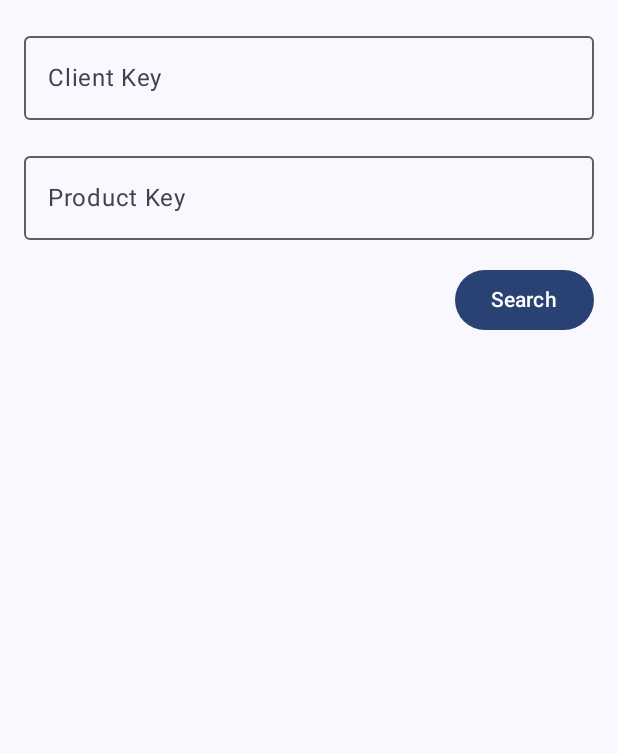
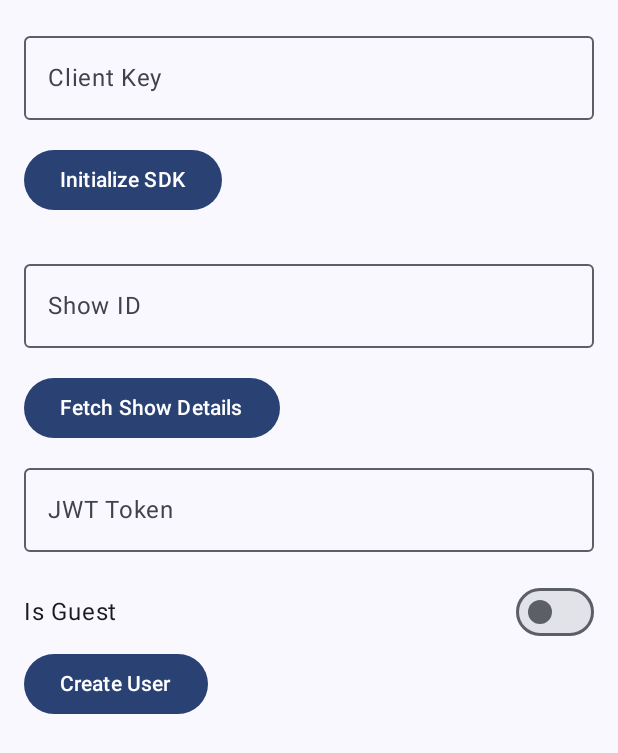
Before and after one commit to TalkShopLive/android-sdk, an Android app built with Jetpack Compose: the screen it shows after launch (MainActivity), on a phone screen of 412 x 824 dp. Shown: the top 753 px of the screen. Run offline under Robolectric (Android 15) with nearby library versions, the phone set to English and light mode, and no system bars.

Commit message:
AND-11 Chat initialization, bug fixes, 0.1.5-alpha release

```diff
--- a/app/src/main/java/live/talkshop/testapp/MainActivity.kt
+++ b/app/src/main/java/live/talkshop/testapp/MainActivity.kt
@@ -4,25 +4,11 @@ import android.content.Context
 import android.os.Bundle
 import androidx.activity.ComponentActivity
 import androidx.activity.compose.setContent
-import androidx.compose.foundation.layout.Column
-import androidx.compose.foundation.layout.Spacer
-import androidx.compose.foundation.layout.fillMaxSize
-import androidx.compose.foundation.layout.fillMaxWidth
-import androidx.compose.foundation.layout.height
-import androidx.compose.foundation.layout.padding
+import androidx.compose.foundation.layout.*
 import androidx.compose.foundation.rememberScrollState
 import androidx.compose.foundation.verticalScroll
-import androidx.compose.material3.Button
-import androidx.compose.material3.ExperimentalMaterial3Api
-import androidx.compose.material3.MaterialTheme
-import androidx.compose.material3.OutlinedTextField
-import androidx.compose.material3.Surface
-import androidx.compose.material3.Text
-import androidx.compose.runtime.Composable
-import androidx.compose.runtime.getValue
-import androidx.compose.runtime.mutableStateOf
-import androidx.compose.runtime.remember
-import androidx.compose.runtime.setValue
+import androidx.compose.material3.*
+import androidx.compose.runtime.*
 import androidx.compose.ui.Alignment
 import androidx.compose.ui.Modifier
 import androidx.compose.ui.graphics.Color
@@ -32,7 +18,7 @@ import kotlinx.coroutines.Dispatchers
 import kotlinx.coroutines.launch
 import live.talkshop.sdk.core.authentication.TalkShopLive
 import live.talkshop.sdk.core.show.Show
-import live.talkshop.sdk.core.show.models.ShowObject
+import live.talkshop.sdk.core.show.models.ShowModel
 import live.talkshop.testapp.ui.theme.TestAppTheme
 
 class MainActivity : ComponentActivity() {
@@ -40,114 +26,177 @@ class MainActivity : ComponentActivity() {
         super.onCreate(savedInstanceState)
         setContent {
             TestAppTheme {
-                // A surface container using the 'background' color from the theme
                 Surface(
                     modifier = Modifier.fillMaxSize(),
                     color = MaterialTheme.colorScheme.background
                 ) {
-                    ShowDetailsScreen(this)
+                    MainScreen(this)
                 }
             }
         }
     }
 }
 
-@OptIn(ExperimentalMaterial3Api::class)
 @Composable
-fun ShowDetailsScreen(applicationContext: Context) {
-    var productKey by remember { mutableStateOf("") }
-    var clientKey by remember { mutableStateOf("") } // New clientKey input field
-    var show by remember { mutableStateOf<ShowObject?>(null) }
-    var errorText by remember { mutableStateOf<String?>(null) }
-
+fun MainScreen(context: Context) {
+    val scrollState = rememberScrollState()
     Column(
         modifier = Modifier
             .padding(16.dp)
-            .verticalScroll(rememberScrollState())
+            .verticalScroll(scrollState)
     ) {
-        // Text field to input the client key
+        ClientKeyInputSection(context)
+        ShowIdInputSection()
+        CreateUserInputSection(context)
+    }
+}
+
+@OptIn(ExperimentalMaterial3Api::class)
+@Composable
+fun ClientKeyInputSection(context: Context) {
+    var clientKey by remember { mutableStateOf("") }
+    var initializationResult by remember { mutableStateOf<String?>(null) }
+
     OutlinedTextField(
         value = clientKey,
         onValueChange = { clientKey = it },
-            label = { Text("Client Key") }, // Label for client key input
+        label = { Text("Client Key") },
         modifier = Modifier.fillMaxWidth()
     )
 
     Spacer(modifier = Modifier.height(16.dp))
 
-        // Text field to input the product key
+    Button(
+        onClick = {
+            TalkShopLive.initialize(
+                context,
+                clientKey,
+                debugMode = false,
+                testMode = false,
+                dnt = false
+            ) {
+                initializationResult = if (it) {
+                    "Success"
+                } else {
+                    "Fail"
+                }
+            }
+        },
+        modifier = Modifier.wrapContentWidth(Alignment.End)
+
+    ) {
+        Text("Initialize SDK")
+    }
+
+    Spacer(modifier = Modifier.height(8.dp))
+
+    initializationResult?.let {
+        Text(it, color = if (it == "Success") Color.Green else Color.Red)
+    }
+
+    Spacer(modifier = Modifier.height(16.dp))
+}
+
+@OptIn(ExperimentalMaterial3Api::class)
+@Composable
+fun ShowIdInputSection() {
+    var showId by remember { mutableStateOf("") }
+    var showDetails by remember { mutableStateOf<ShowModel?>(null) }
+    var errorText by remember { mutableStateOf<String?>(null) }
+
     OutlinedTextField(
-            value = productKey,
-            onValueChange = { productKey = it },
-            label = { Text("Product Key") },
+        value = showId,
+        onValueChange = { showId = it },
+        label = { Text("Show ID") },
         modifier = Modifier.fillMaxWidth()
     )
 
     Spacer(modifier = Modifier.height(16.dp))
 
-        // Button to trigger the API call and TalkShopLive initialization
     Button(
         onClick = {
-                // Trigger TalkShopLive initialization
-                TalkShopLive.initialize(
-                    applicationContext,
-                    clientKey,
-                    debugMode = false,
-                    testMode = false,
-                    dnt = false
-                ) {
-                    // Trigger the API call
             CoroutineScope(Dispatchers.IO).launch {
                 try {
-                            Show.getDetails(productKey, object : Show.GetDetailsCallback {
-                                override fun onSuccess(showObject: ShowObject) {
-                                    // Update the state with the retrieved show object
-                                    show = showObject
+                    Show.getDetails(showId, object : Show.GetDetailsCallback {
+                        override fun onSuccess(showModel: ShowModel) {
+                            showDetails = showModel
                             errorText = null
                         }
 
                         override fun onError(error: String) {
-                                    // Update the state with the error message
                             errorText = error
-                                    show = null
+                            showDetails = null
                         }
                     })
                 } catch (e: Exception) {
-                            // Update the state with the error message
                     errorText = e.message ?: "Unknown error occurred"
-                            show = null
-                        }
+                    showDetails = null
                 }
             }
         },
-            modifier = Modifier.align(Alignment.End)
+        modifier = Modifier.wrapContentWidth(Alignment.End)
     ) {
-            Text("Search")
+        Text("Fetch Show Details")
+    }
+
+    Spacer(modifier = Modifier.height(8.dp))
+
+    showDetails?.let { ShowDetails(it) }
+    errorText?.let { Text(it, color = Color.Red) }
+}
+
+@Composable
+fun ShowDetails(showModel: ShowModel) {
+    Column {
+        Text("id: ${showModel.id}")
+        Text("Name: ${showModel.name}")
+        Text("Description: ${showModel.description}")
+        Text("Status: ${showModel.status}")
+    }
+}
+
+@OptIn(ExperimentalMaterial3Api::class)
+@Composable
+fun CreateUserInputSection(context: Context) {
+    var jwt by remember { mutableStateOf("") }
+    var isGuest by remember { mutableStateOf(false) }
+    var apiResult by remember { mutableStateOf<String?>(null) }
+
+    OutlinedTextField(
+        value = jwt,
+        onValueChange = { jwt = it },
+        label = { Text("JWT Token") },
+        modifier = Modifier.fillMaxWidth()
+    )
+
+    Spacer(modifier = Modifier.height(16.dp))
+
+    Row(
+        verticalAlignment = Alignment.CenterVertically,
+        modifier = Modifier.fillMaxWidth()
+    ) {
+        Text("Is Guest", modifier = Modifier.weight(1f))
+        Switch(
+            checked = isGuest,
+            onCheckedChange = { isGuest = it }
+        )
+    }
+
+    Button(
+        onClick = {
+            apiResult = null
+            TalkShopLive.Chat(context, jwt, isGuest) { errorMessage, userTokenModel ->
+                apiResult = errorMessage ?: "Great success! UserId: ${userTokenModel?.userId}"
+            }
+        },
+        modifier = Modifier.wrapContentWidth(Alignment.End)
+    ) {
+        Text("Create User")
     }
 
     Spacer(modifier = Modifier.height(16.dp))
 
-        // Display show details or error message
-        show?.let { ShowDetails(it) }
-        errorText?.let { Text(it, color = Color.Red) }
+    apiResult?.let {
+        Text(it, color = if (it.startsWith("Great success")) Color.Green else Color.Red)
     }
 }
-
-@Composable
-fun ShowDetails(showObject: ShowObject) {
-    Column {
-        Text("id: ${showObject.id}")
-        Text("Name: ${showObject.name}")
-        Text("Description: ${showObject.description}")
-        Text("Status: ${showObject.status}")
-        Text("HLS Playback URL: ${showObject.hlsPlaybackUrl}")
-        Text("HLS URL: ${showObject.hlsUrl}")
-        Text("Trailer URL: ${showObject.trailerUrl}")
-        Text("Air Date: ${showObject.airDate}")
-        Text("End At: ${showObject.endedAt}")
-        Text("Event ID: ${showObject.eventId}")
-        Text("CC: ${showObject.cc}")
-        Text("Duration: ${showObject.duration}")
-        // Add more details as needed
-    }
-}
--- a/sdk/build.gradle.kts
+++ b/sdk/build.gradle.kts
@@ -54,7 +54,7 @@ afterEvaluate {
         publishing.publications.create<MavenPublication>(variant.name) {
             groupId = "com.github.TalkShopLive"
             artifactId = "android-sdk"
-            version = "0.1.4-alpha"
+            version = "0.1.5-alpha"
         }
     }
 }
--- a/sdk/src/main/java/live/talkshop/sdk/core/authentication/AuthManager.kt
+++ b/sdk/src/main/java/live/talkshop/sdk/core/authentication/AuthManager.kt
@@ -1,4 +1,5 @@
 package live.talkshop.sdk.core.authentication
 
-// Top-level property to store authentication status
+// Top-level property to store authentication status and key
 internal var isAuthenticated: Boolean = false
+internal var storedClientKey: String = ""
--- a/sdk/src/main/java/live/talkshop/sdk/resources/Constants.kt
+++ b/sdk/src/main/java/live/talkshop/sdk/resources/Constants.kt
@@ -4,7 +4,9 @@ object Constants {
     const val CC_FILENAME_END = "_transcoded.transcript.vtt"
     const val DATE_FORMAT = "yyyy-MM-dd'T'HH:mm:ss"
     const val STATUS_KEY = "status"
-    const val AUTH_HEADER = "x-tsl-sdk-key"
+    const val SDK_KEY = "x-tsl-sdk-key"
+    const val AUTH_KEY = "Authorization"
+    const val BEARER_KEY = "Bearer"
     const val SHARED_PREFS_NAME ="TalkShopLivePrefs"
     const val KEY_AUTHENTICATED = "authenticated"
     const val KEY_VALID = "valid_key"
```
Also changed, not shown: sdk/src/main/java/live/talkshop/sdk/core/authentication/TalkShopLive.kt (+65 -25 lines), sdk/src/main/java/live/talkshop/sdk/core/show/Show.kt (+10 -10 lines), sdk/src/main/java/live/talkshop/sdk/core/show/models/ShowModel.kt (renamed from sdk/src/main/java/live/talkshop/sdk/core/show/models/ShowObject.kt, +72 -4 lines), sdk/src/main/java/live/talkshop/sdk/core/show/models/ShowStatusModel.kt (added, +64 -0 lines), sdk/src/main/java/live/talkshop/sdk/core/show/models/ShowStatusObject.kt (deleted, +0 -45 lines), sdk/src/main/java/live/talkshop/sdk/core/user/models/UserTokenModel.kt (added, +48 -0 lines), sdk/src/main/java/live/talkshop/sdk/utils/networking/URLs.kt (+7 -0 lines), 4 other files. Lines whose indentation alone changed are shown as unchanged.
